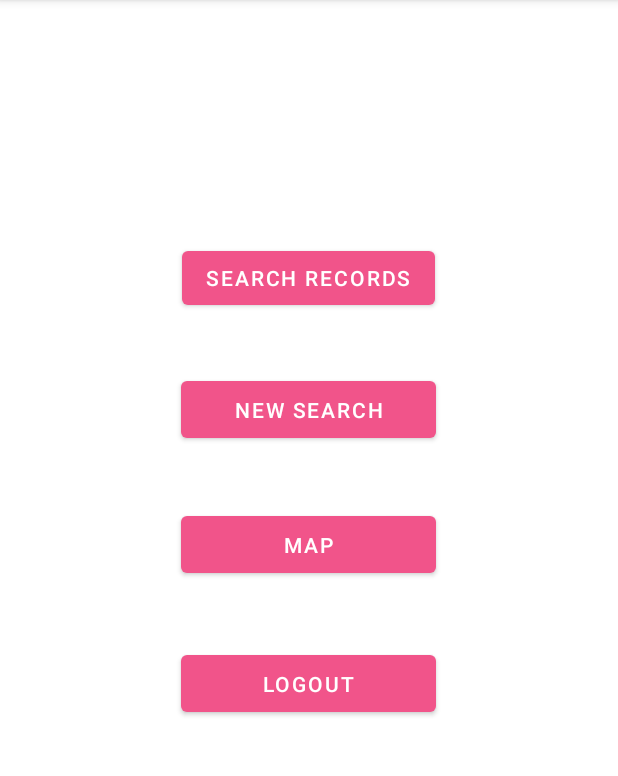
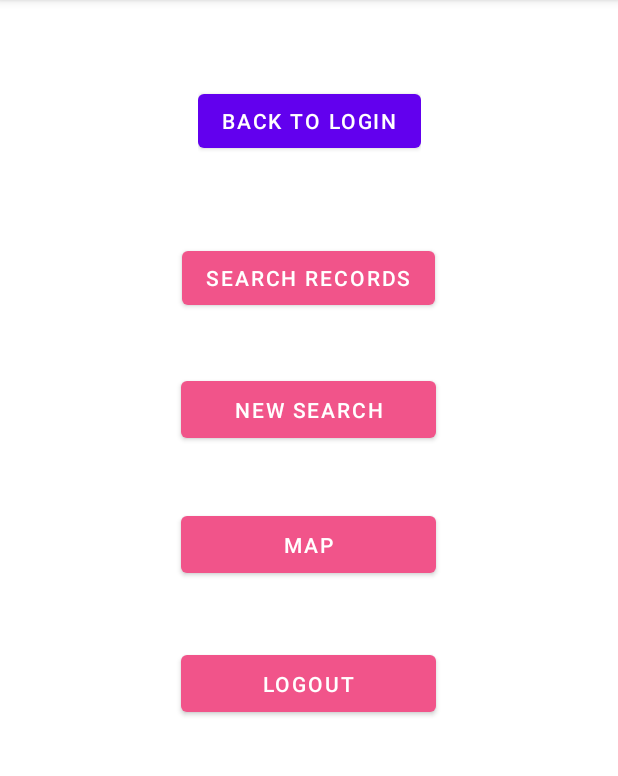
Before and after one commit to yli932534/HallSelector, an Android app: the MainActivity screen opened directly, with no data from a screen before it, on a phone screen of 412 x 824 dp, the part 84-860 px from its top. Run offline under Robolectric (Android 15) with nearby library versions, the phone set to English and light mode, and no system bars.

Commit message:
fragment

```diff
--- a/app/build.gradle
+++ b/app/build.gradle
@@ -28,10 +28,12 @@
     buildFeatures {
         viewBinding true
     }
+
 }
 
 dependencies {
-
+    implementation 'androidx.legacy:legacy-support-v4:1.0.0'
+    def fragment_version = "1.3.6"
     implementation 'androidx.appcompat:appcompat:1.3.1'
     implementation 'com.google.android.material:material:1.3.0'
     implementation 'androidx.constraintlayout:constraintlayout:2.1.0'
@@ -40,4 +42,6 @@
     testImplementation 'junit:junit:4.+'
     androidTestImplementation 'androidx.test.ext:junit:1.1.2'
     androidTestImplementation 'androidx.test.espresso:espresso-core:3.4.0'
+    implementation "androidx.fragment:fragment:$fragment_version"
+    implementation "androidx.fragment:fragment-ktx:$fragment_version"
 }
--- /dev/null
+++ b/app/src/main/java/com/app/hallselector/back_to_login.java
@@ -0,0 +1,86 @@
+package com.app.hallselector;
+
+import android.content.Intent;
+import android.os.Bundle;
+
+import androidx.fragment.app.Fragment;
+
+import android.util.Log;
+import android.view.LayoutInflater;
+import android.view.View;
+import android.view.ViewGroup;
+import android.widget.Button;
+import android.widget.Toast;
+
+/**
+ * A simple {@link Fragment} subclass.
+ * Use the {@link back_to_login#newInstance} factory method to
+ * create an instance of this fragment.
+ */
+public class back_to_login extends Fragment {
+
+    // TODO: Rename parameter arguments, choose names that match
+    // the fragment initialization parameters, e.g. ARG_ITEM_NUMBER
+    private static final String ARG_PARAM1 = "param1";
+    private static final String ARG_PARAM2 = "param2";
+
+    // TODO: Rename and change types of parameters
+    private String mParam1;
+    private String mParam2;
+
+    public back_to_login() {
+        // Required empty public constructor
+    }
+
+    /**
+     * Use this factory method to create a new instance of
+     * this fragment using the provided parameters.
+     *
+     * @param param1 Parameter 1.
+     * @param param2 Parameter 2.
+     * @return A new instance of fragment back_to_login.
+     */
+    // TODO: Rename and change types and number of parameters
+    public static back_to_login newInstance(String param1, String param2) {
+        back_to_login fragment = new back_to_login();
+        Bundle args = new Bundle();
+        args.putString(ARG_PARAM1, param1);
+        args.putString(ARG_PARAM2, param2);
+        fragment.setArguments(args);
+        return fragment;
+    }
+
+    @Override
+    public void onCreate(Bundle savedInstanceState) {
+        super.onCreate(savedInstanceState);
+        if (getArguments() != null) {
+            mParam1 = getArguments().getString(ARG_PARAM1);
+            mParam2 = getArguments().getString(ARG_PARAM2);
+        }
+    }
+
+    @Override
+    public View onCreateView(LayoutInflater inflater, ViewGroup container,
+                             Bundle savedInstanceState) {
+        View view = inflater.inflate(R.layout.fragment_back_to_login,
+                container, false);
+        Button button = (Button) view.findViewById(R.id.back_to_login);
+        button.setOnClickListener(new View.OnClickListener()
+        {
+            @Override
+            public void onClick(View v)
+            {
+                // do something
+                Log.w("fragment", "fragment back to login");
+                Toast t = Toast.makeText(getActivity(), "This is a test fragment to prove our understanding of fragment", Toast.LENGTH_LONG);
+                t.show();
+            }
+        });
+        return view;
+
+        // Inflate the layout for this fragment
+        //return inflater.inflate(R.layout.fragment_back_to_login, container, false);
+    }
+
+
+}
--- a/app/src/main/res/layout/activity_main.xml
+++ b/app/src/main/res/layout/activity_main.xml
@@ -7,6 +7,7 @@
     tools:context=".MainActivity">
 
     <Button
+        android:id="@+id/button2"
         android:layout_width="wrap_content"
         android:layout_height="wrap_content"
         android:text="@string/search_records_button"
@@ -57,4 +58,14 @@
         app:layout_constraintTop_toTopOf="parent"
         app:layout_constraintVertical_bias="0.6" />
 
+    <androidx.fragment.app.FragmentContainerView
+        android:id="@+id/fragmentContainerView2"
+        android:name="com.app.hallselector.back_to_login"
+        android:layout_width="wrap_content"
+        android:layout_height="wrap_content"
+        app:layout_constraintBottom_toTopOf="@+id/button2"
+        app:layout_constraintEnd_toEndOf="parent"
+        app:layout_constraintStart_toStartOf="parent"
+        app:layout_constraintTop_toTopOf="parent" />
+
 </androidx.constraintlayout.widget.ConstraintLayout>
--- /dev/null
+++ b/app/src/main/res/layout/fragment_back_to_login.xml
@@ -0,0 +1,13 @@
+<?xml version="1.0" encoding="utf-8"?>
+<FrameLayout xmlns:android="http://schemas.android.com/apk/res/android"
+    xmlns:tools="http://schemas.android.com/tools"
+    android:layout_width="match_parent"
+    android:layout_height="match_parent"
+    tools:context=".back_to_login">
+
+    <Button
+        android:id="@+id/back_to_login"
+        android:layout_width="wrap_content"
+        android:layout_height="wrap_content"
+        android:text="@string/back_to_login" />
+</FrameLayout>
--- a/app/src/main/res/values/strings.xml
+++ b/app/src/main/res/values/strings.xml
@@ -12,4 +12,7 @@
     <string name="new_search_button">New Search</string>
     <string name="map_button">Map</string>
     <string name="logout_button">Logout</string>
+    <!-- TODO: Remove or change this placeholder text -->
+    <string name="hello_blank_fragment">Hello blank fragment</string>
+    <string name="back_to_login">back to login</string>
 </resources>
```
